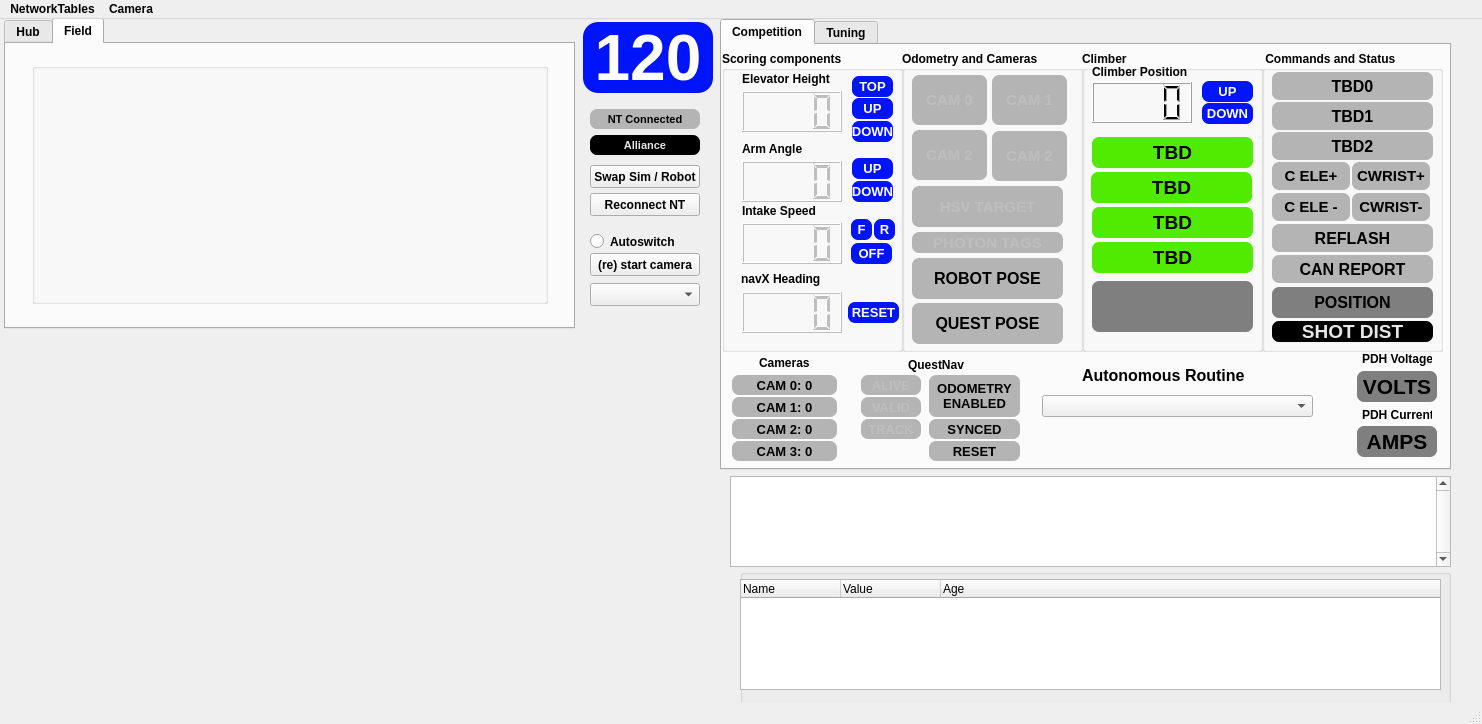
The window that gui/layout_2026.ui (aesatchien/FRC2429_2026) describes before a commit, drawn with Qt 5.
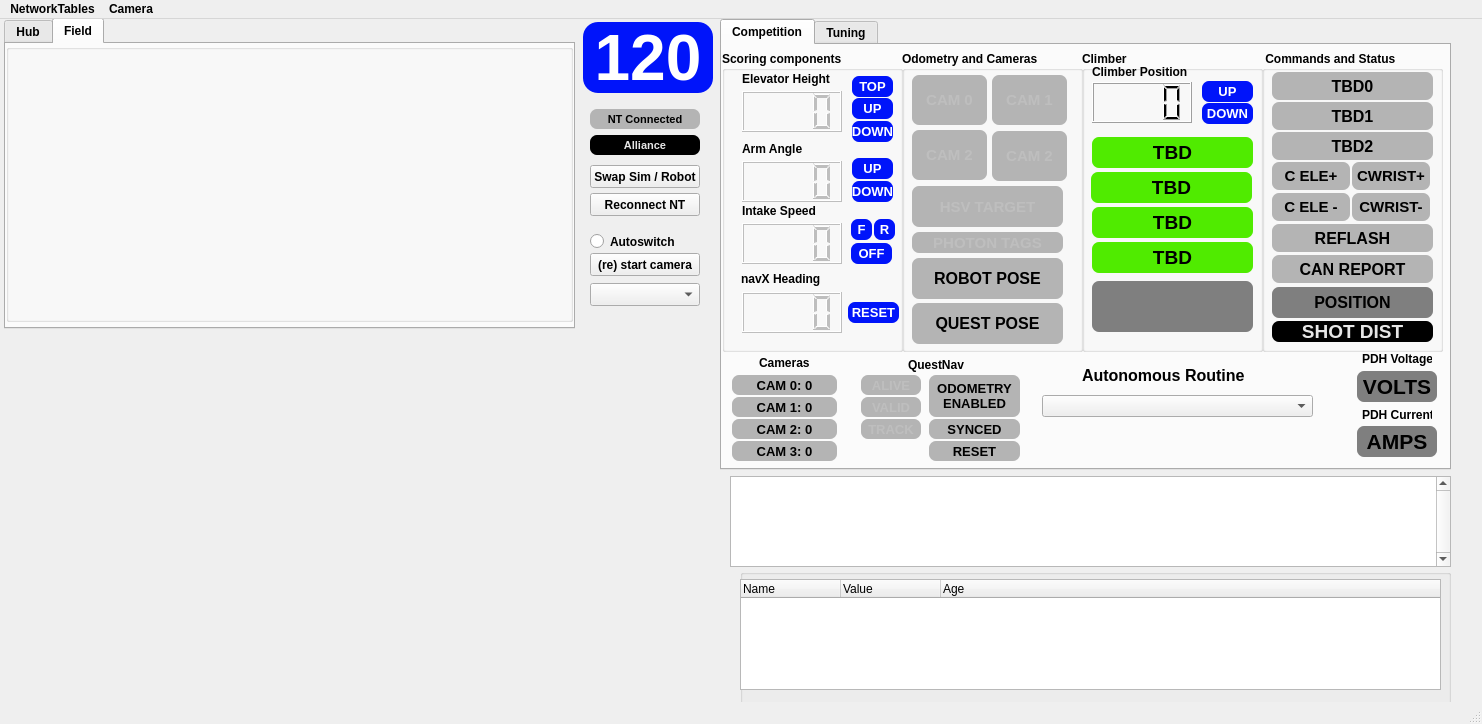
The same window after the commit. Icons and pictures are not drawn. Custom widgets are drawn as their Qt base class.

Commit message: updaing gui for 2026 field image

```diff
--- a/gui/layout_2026.ui
+++ b/gui/layout_2026.ui
@@ -2258,10 +2258,10 @@
      <widget class="QGroupBox" name="qgroupbox_field">
       <property name="geometry">
        <rect>
-        <x>26</x>
-        <y>19</y>
-        <width>516</width>
-        <height>241</height>
+        <x>0</x>
+        <y>0</y>
+        <width>567</width>
+        <height>278</height>
        </rect>
       </property>
       <property name="title">
```
Left out of the diff: 2 changed lines with no effect on the pictures. The commit also changes 4 other files.
